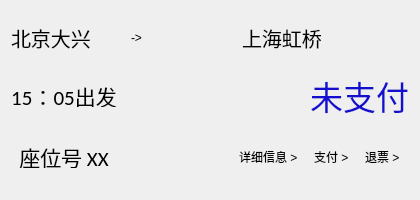
Before: the Qt Designer form ordersitem.ui in Jinyuan-S/AirSystem, drawn with Qt 5.
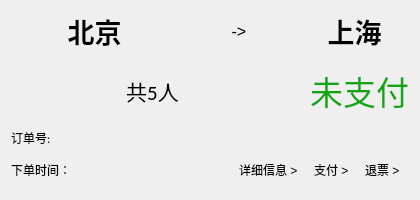
After: the same form once the commit is applied. Custom widgets are drawn as their Qt base class.

Diff of the .ui file:
```diff
--- a/ordersitem.ui
+++ b/ordersitem.ui
@@ -26,8 +26,8 @@
    <string>Form</string>
   </property>
   <layout class="QGridLayout" name="gridLayout">
-   <item row="0" column="5">
-    <widget class="QLabel" name="label_2">
+   <item row="0" column="0" colspan="3">
+    <widget class="QLabel" name="label_from">
      <property name="maximumSize">
       <size>
        <width>230</width>
@@ -36,55 +36,35 @@
      </property>
      <property name="font">
       <font>
-       <pointsize>15</pointsize>
+       <pointsize>20</pointsize>
+       <weight>75</weight>
+       <bold>true</bold>
       </font>
      </property>
      <property name="text">
-      <string>上海虹桥</string>
+      <string>北京</string>
      </property>
-    </widget>
-   </item>
-   <item row="0" column="0" colspan="2">
-    <widget class="QLabel" name="label">
-     <property name="maximumSize">
-      <size>
-       <width>230</width>
-       <height>40</height>
-      </size>
+     <property name="alignment">
+      <set>Qt::AlignCenter</set>
      </property>
-     <property name="font">
-      <font>
-       <pointsize>15</pointsize>
-      </font>
-     </property>
-     <property name="text">
-      <string>北京大兴</string>
-     </property>
     </widget>
    </item>
-   <item row="4" column="0" colspan="2">
-    <widget class="QLabel" name="label_6">
-     <property name="maximumSize">
-      <size>
-       <width>150</width>
-       <height>23</height>
-      </size>
-     </property>
+   <item row="0" column="3" colspan="2">
+    <widget class="QLabel" name="label_3">
      <property name="font">
       <font>
-       <family>Calibri</family>
-       <pointsize>16</pointsize>
+       <pointsize>12</pointsize>
       </font>
      </property>
      <property name="text">
-      <string>座位号 XX</string>
+      <string>-&gt;</string>
      </property>
      <property name="alignment">
       <set>Qt::AlignCenter</set>
      </property>
     </widget>
    </item>
-   <item row="4" column="3" colspan="4">
+   <item row="5" column="3" colspan="4">
     <widget class="QWidget" name="widget" native="true">
      <layout class="QHBoxLayout" name="horizontalLayout">
       <item>
@@ -92,9 +72,12 @@
         <property name="orientation">
          <enum>Qt::Horizontal</enum>
         </property>
+        <property name="sizeType">
+         <enum>QSizePolicy::Expanding</enum>
+        </property>
         <property name="sizeHint" stdset="0">
          <size>
-          <width>196</width>
+          <width>20</width>
           <height>20</height>
          </size>
         </property>
@@ -156,39 +139,40 @@
      </layout>
     </widget>
    </item>
-   <item row="2" column="0" colspan="2">
-    <widget class="QLabel" name="label_5">
+   <item row="0" column="5" colspan="2">
+    <widget class="QLabel" name="label_to">
      <property name="maximumSize">
       <size>
-       <width>150</width>
-       <height>23</height>
+       <width>230</width>
+       <height>40</height>
       </size>
      </property>
      <property name="font">
       <font>
-       <family>Calibri</family>
-       <pointsize>16</pointsize>
+       <pointsize>20</pointsize>
+       <weight>75</weight>
+       <bold>true</bold>
       </font>
      </property>
      <property name="text">
-      <string>15：05出发</string>
+      <string>上海</string>
      </property>
      <property name="alignment">
       <set>Qt::AlignCenter</set>
      </property>
     </widget>
    </item>
-   <item row="2" column="4" colspan="3">
-    <widget class="QLabel" name="label_7">
+   <item row="3" column="5" colspan="2">
+    <widget class="QLabel" name="label_status">
      <property name="palette">
       <palette>
        <active>
         <colorrole role="WindowText">
          <brush brushstyle="SolidPattern">
           <color alpha="255">
-           <red>20</red>
-           <green>14</green>
-           <blue>206</blue>
+           <red>17</red>
+           <green>165</green>
+           <blue>17</blue>
           </color>
          </brush>
         </colorrole>
@@ -197,9 +181,9 @@
         <colorrole role="WindowText">
          <brush brushstyle="SolidPattern">
           <color alpha="255">
-           <red>20</red>
-           <green>14</green>
-           <blue>206</blue>
+           <red>17</red>
+           <green>165</green>
+           <blue>17</blue>
           </color>
          </brush>
         </colorrole>
@@ -231,24 +215,65 @@
      </property>
     </widget>
    </item>
-   <item row="0" column="3">
-    <widget class="QLabel" name="label_3">
+   <item row="3" column="0" colspan="5">
+    <widget class="QLabel" name="label_total">
      <property name="maximumSize">
       <size>
-       <width>30</width>
+       <width>10000</width>
+       <height>80</height>
+      </size>
+     </property>
+     <property name="font">
+      <font>
+       <family>Calibri</family>
+       <pointsize>16</pointsize>
+      </font>
+     </property>
+     <property name="text">
+      <string>共5人</string>
+     </property>
+     <property name="alignment">
+      <set>Qt::AlignCenter</set>
+     </property>
+    </widget>
+   </item>
+   <item row="5" column="0" colspan="3">
+    <widget class="QLabel" name="label_time">
+     <property name="maximumSize">
+      <size>
+       <width>16777215</width>
        <height>20</height>
       </size>
      </property>
      <property name="font">
       <font>
+       <family>Calibri</family>
+      </font>
+     </property>
+     <property name="text">
+      <string>下单时间：</string>
+     </property>
+    </widget>
+   </item>
+   <item row="4" column="0" colspan="3">
+    <widget class="QLabel" name="label_dynamic">
+     <property name="maximumSize">
+      <size>
+       <width>1000</width>
+       <height>15</height>
+      </size>
+     </property>
+     <property name="font">
+      <font>
+       <family>Calibri</family>
        <pointsize>9</pointsize>
       </font>
      </property>
      <property name="text">
-      <string>-&gt;</string>
+      <string>订单号:</string>
      </property>
      <property name="alignment">
-      <set>Qt::AlignCenter</set>
+      <set>Qt::AlignLeading|Qt::AlignLeft|Qt::AlignVCenter</set>
      </property>
     </widget>
    </item>
```
Left out of the diff: 4 changed lines with no effect on the pictures.
